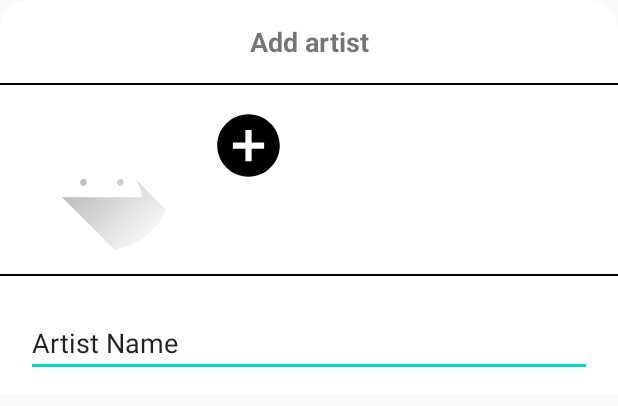
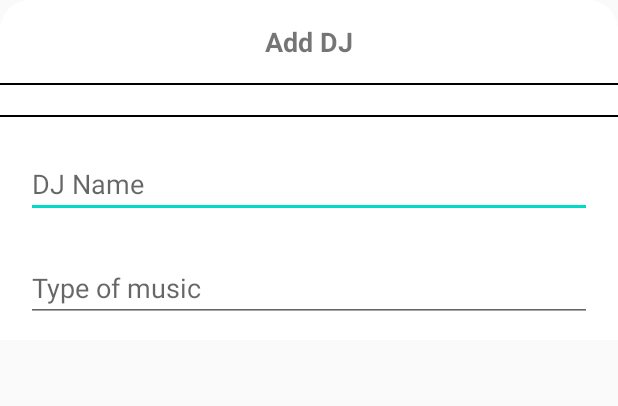
Before and after one commit to alisagrbic/Android, an Android app: the layout add_dj_dialog.xml on its own in the app's theme, with its tools: preview values and no code run, on a phone screen of 412 x 824 dp. Shown: the top 406 px of the screen. Run offline under Robolectric (Android 15) with nearby library versions, the phone set to English and light mode, and no system bars.

Commit message:
Implemented adding DJs.

```diff
--- a/app/src/main/java/com/example/dance_world/ArtistsActivity.java
+++ b/app/src/main/java/com/example/dance_world/ArtistsActivity.java
@@ -166,9 +166,6 @@ public class ArtistsActivity extends AppCompatActivity {
             uploadedImage.setImageURI(data.getData());
             int a = this.getResources().getIdentifier(String.valueOf(data.getData()), "drawable", getPackageName());
             newArtist.setImagePath(data.filterHashCode());
-            //User user = helper.UserDao().getLoggedInUser(true);
-            //user.setImage(data.getDataString());
-            //helper.UserDao().updateUser(user);
         }
     }
 
--- a/app/src/main/java/com/example/dance_world/WorkshopActivity.java
+++ b/app/src/main/java/com/example/dance_world/WorkshopActivity.java
@@ -13,6 +13,7 @@ import android.view.LayoutInflater;
 import android.view.View;
 import android.view.ViewGroup;
 import android.widget.ArrayAdapter;
+import android.widget.ImageButton;
 import android.widget.ImageView;
 import android.widget.ListView;
 import android.widget.TextView;
@@ -20,6 +21,7 @@ import android.widget.TextView;
 public class WorkshopActivity extends AppCompatActivity {
 
     ListView listView;
+    ImageButton openDialog;
     String mTitle[] = {"Kizomba", "Sensual Bachata", "Kizomba Fusion"};
     String mDescription[] = {"Slow moves, slides and lifts \n\n19. June 13:00-14:00",
     "Fundamentals \n\n19. June 14:10-15:10", "Fundamentals and evlolution \n\n19. June 15:20-16:20"};
--- a/app/src/main/java/com/example/dance_world/database/entities/Dj.java
+++ b/app/src/main/java/com/example/dance_world/database/entities/Dj.java
@@ -18,6 +18,8 @@ public class Dj {
 
     @ColumnInfo(name = "id_festival", index = true)
     public long id_festival;
+
+    public Dj()  {}
 
     public Dj(String name, String surname, long id_festival) {
         this.name = name;
--- a/app/src/main/res/layout/add_artist_dialog.xml
+++ b/app/src/main/res/layout/add_dj_dialog.xml
@@ -12,7 +12,7 @@
         android:layout_height="wrap_content"
         android:gravity="center"
         android:padding="15dp"
-        android:text="Add artist"
+        android:text="Add DJ"
         android:textSize="18sp"
         android:textStyle="bold"/>
 
@@ -21,30 +21,6 @@
         android:layout_marginBottom="10dp"
         android:background="@color/black_de"
         android:layout_width="match_parent" />
-
-    <LinearLayout
-        android:layout_width="match_parent"
-        android:layout_height="wrap_content"
-        android:orientation="horizontal"
-        android:padding="5dp">
-
-        <de.hdodenhof.circleimageview.CircleImageView
-            android:id="@+id/image"
-            android:layout_width="125dp"
-            android:layout_height="95dp"
-            android:src="@drawable/ic_launcher_foreground"/>
-
-        <ImageButton
-            android:id="@+id/imageAddPhoto"
-            android:layout_width="50dp"
-            android:layout_height="50dp"
-            android:layout_marginStart="10dp"
-            android:scaleType="centerCrop"
-            android:src="@drawable/ic_add_circle_black_24dp"
-            android:background="@android:color/transparent"
-            android:layout_marginLeft="10dp" />
-
-    </LinearLayout>
 
     <View
         android:layout_width="match_parent"
@@ -65,12 +41,34 @@
         <EditText
             android:layout_width="match_parent"
             android:layout_height="wrap_content"
-            android:id="@+id/artistName"
-            android:text="Artist Name"
+            android:id="@+id/djName"
+            android:hint="DJ Name"
             android:layout_marginStart="5dp"
             android:layout_marginEnd="5dp"
             android:layout_marginLeft="5dp"
             android:layout_marginRight="5dp" />
+
+    </LinearLayout>
+
+    <LinearLayout
+        android:layout_width="match_parent"
+        android:layout_height="wrap_content"
+        android:background="?android:attr/selectableItemBackground"
+        android:gravity="center_vertical"
+        android:orientation="horizontal"
+        android:padding="12dp"
+        >
+
+        <EditText
+            android:layout_width="match_parent"
+            android:layout_height="wrap_content"
+            android:id="@+id/music"
+            android:hint="Type of music"
+            android:layout_marginStart="5dp"
+            android:layout_marginEnd="5dp"
+            android:layout_marginLeft="5dp"
+            android:layout_marginRight="5dp" />
+
     </LinearLayout>
 
 
```
Also changed, not shown: app/src/main/java/com/example/dance_world/DjActivity.java (+38 -1 lines), app/src/main/res/layout/activity_dj.xml (+49 -4 lines).
